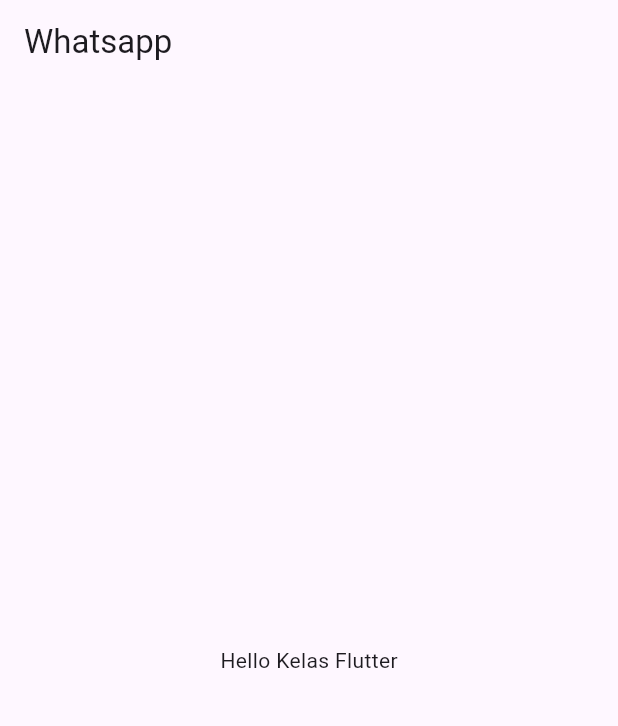
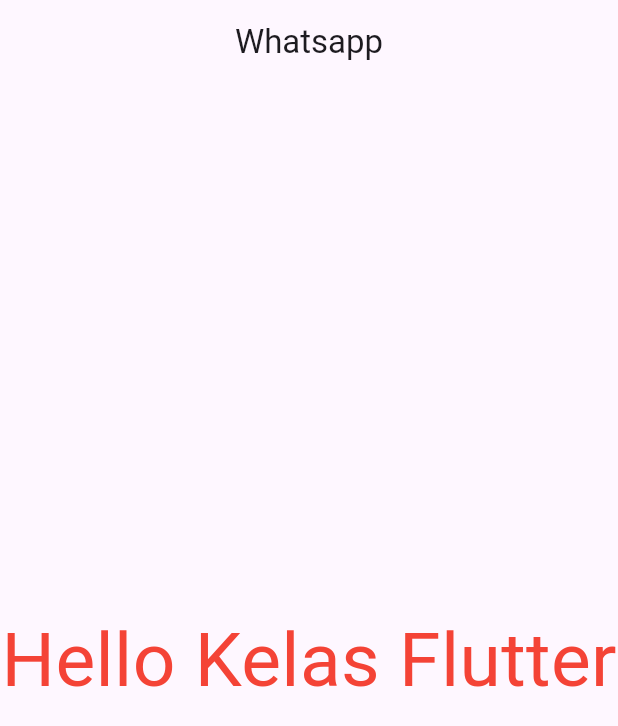
Before and after one commit to kanaydo/composing, a Flutter app: the screen it shows after launch, on a phone screen of 412 x 824 dp. Shown: the top 726 px of the screen. Run offline on Flutter 3.47's test engine with Material 2 defaults, Android fonts, the phone set to English and light mode, and no system bars.

Commit message:
adding styling

```diff
--- a/lib/main.dart
+++ b/lib/main.dart
@@ -47,8 +47,13 @@
     return Scaffold(
       appBar: AppBar(
         title: const Text('Whatsapp'),
+        centerTitle: true,
       ),
-      body: const Center(child: Text("Hello Kelas Flutter")),
+      body: const Center(
+          child: Text(
+        "Hello Kelas Flutter",
+        style: TextStyle(fontSize: 50, color: Colors.red),
+      )),
     );
   }
 }
```
